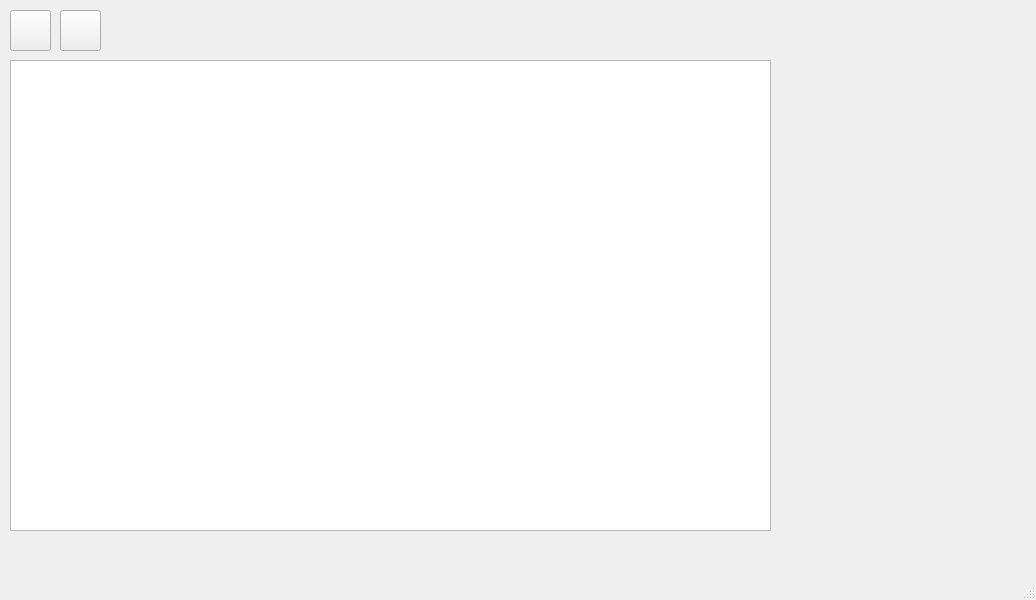
Above: design.ui from kepper104/yandex_lyceum_project before the change. Below: the same form after it.
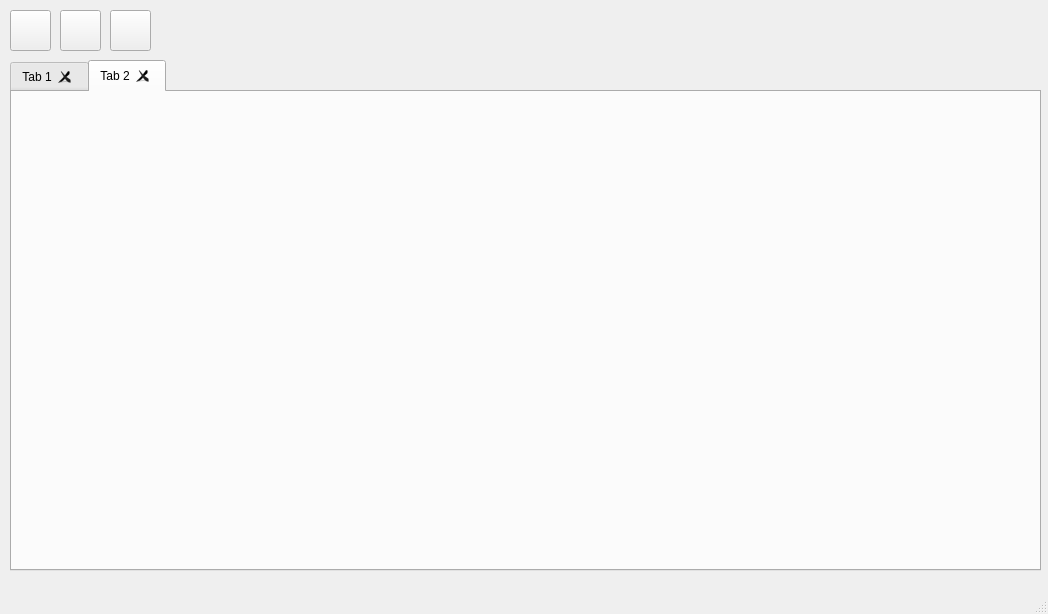
That is the form after the change. Icons and pictures are not drawn.

The edit to the form file:
```diff
--- a/design.ui
+++ b/design.ui
@@ -6,8 +6,8 @@
    <rect>
     <x>0</x>
     <y>0</y>
-    <width>1036</width>
-    <height>600</height>
+    <width>1048</width>
+    <height>614</height>
    </rect>
   </property>
   <property name="windowTitle">
@@ -60,14 +60,68 @@
      </size>
     </property>
    </widget>
-   <widget class="QTableWidget" name="tableWidget">
+   <widget class="QTabWidget" name="tabWidget">
     <property name="geometry">
      <rect>
       <x>10</x>
       <y>60</y>
-      <width>761</width>
-      <height>471</height>
+      <width>1031</width>
+      <height>511</height>
      </rect>
+    </property>
+    <property name="currentIndex">
+     <number>1</number>
+    </property>
+    <property name="documentMode">
+     <bool>false</bool>
+    </property>
+    <property name="tabsClosable">
+     <bool>true</bool>
+    </property>
+    <property name="movable">
+     <bool>true</bool>
+    </property>
+    <property name="tabBarAutoHide">
+     <bool>false</bool>
+    </property>
+    <widget class="QWidget" name="tab_3">
+     <property name="enabled">
+      <bool>false</bool>
+     </property>
+     <attribute name="title">
+      <string>Tab 1</string>
+     </attribute>
+    </widget>
+    <widget class="QWidget" name="tab_4">
+     <property name="enabled">
+      <bool>false</bool>
+     </property>
+     <attribute name="title">
+      <string>Tab 2</string>
+     </attribute>
+    </widget>
+   </widget>
+   <widget class="QPushButton" name="pushButton_3">
+    <property name="geometry">
+     <rect>
+      <x>110</x>
+      <y>10</y>
+      <width>41</width>
+      <height>41</height>
+     </rect>
+    </property>
+    <property name="text">
+     <string/>
+    </property>
+    <property name="icon">
+     <iconset>
+      <normaloff>floppy-disk.png</normaloff>floppy-disk.png</iconset>
+    </property>
+    <property name="iconSize">
+     <size>
+      <width>32</width>
+      <height>32</height>
+     </size>
     </property>
    </widget>
   </widget>
```
Left out of the diff: 2 changed lines with no effect on the pictures.
